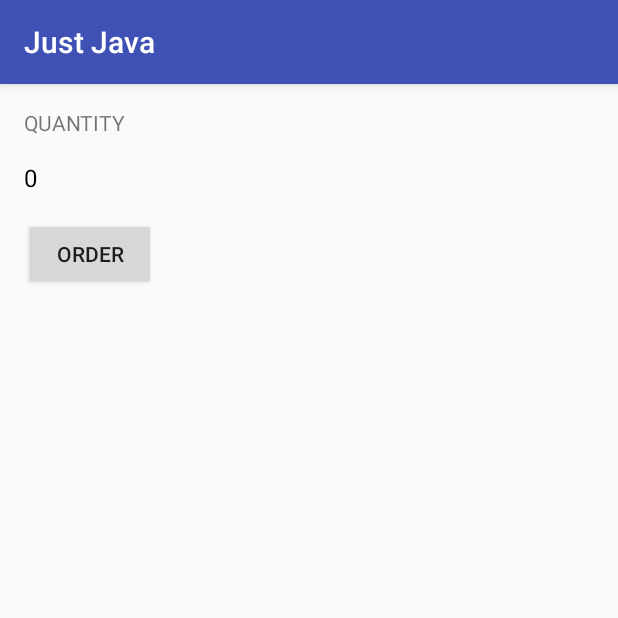
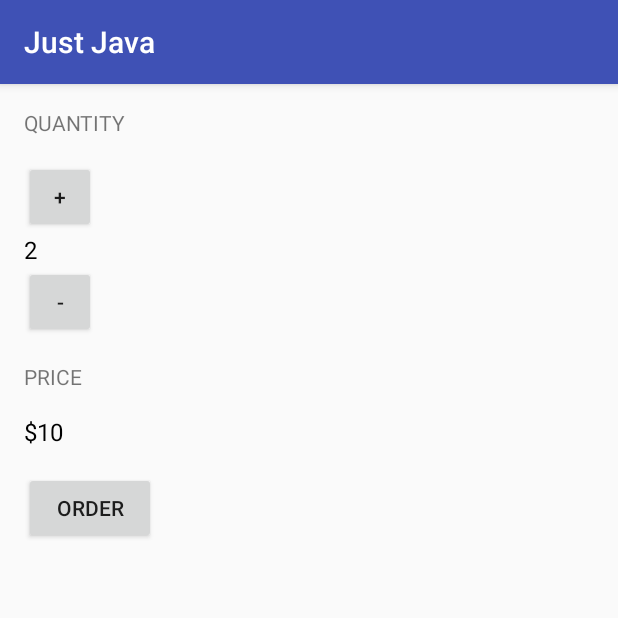
Before and after one commit to yordan-romeev/JustJava, an Android app: the screen it shows after launch (MainActivity), on a phone screen of 412 x 824 dp, the top half of it. Run offline under Robolectric (Android 15) with nearby library versions, the phone set to English and light mode, and no system bars.

```diff
--- a/app/src/main/res/layout/activity_main.xml
+++ b/app/src/main/res/layout/activity_main.xml
@@ -13,22 +13,52 @@
     <TextView
         android:layout_width="wrap_content"
         android:layout_height="wrap_content"
+        android:paddingBottom="16dp"
         android:text="Quantity"
         android:textAllCaps="true" />
+
+    <Button
+        android:layout_width="48dp"
+        android:layout_height="48dp"
+        android:onClick="increment"
+        android:text="+" />
 
     <TextView
         android:id="@+id/quantity_text_view"
         android:layout_width="wrap_content"
         android:layout_height="wrap_content"
+        android:text="2"
+        android:textAllCaps="true"
+        android:textColor="@android:color/black"
+        android:textSize="16sp" />
+
+    <Button
+        android:layout_width="48dp"
+        android:layout_height="48dp"
+        android:onClick="decrement"
+        android:text="-" />
+
+    <TextView
+        android:layout_width="wrap_content"
+        android:layout_height="wrap_content"
         android:paddingBottom="16dp"
         android:paddingTop="16dp"
-        android:text="0"
-        android:textSize="16sp"
+        android:text="Price"
+        android:textAllCaps="true" />
+
+    <TextView
+        android:id="@+id/price_text_view"
+        android:layout_width="wrap_content"
+        android:layout_height="wrap_content"
+        android:text="$10"
         android:textAllCaps="true"
-        android:textColor="@android:color/black" />
+        android:textColor="@android:color/black"
+        android:textSize="16sp" />
 
     <Button
         android:layout_width="wrap_content"
         android:layout_height="wrap_content"
+        android:layout_marginTop="16dp"
+        android:onClick="submitOrder"
         android:text="Order" />
 </LinearLayout>
```
Also changed, not shown: app/src/main/java/com/example/android/justjava/MainActivity.java (+42 -2 lines).
